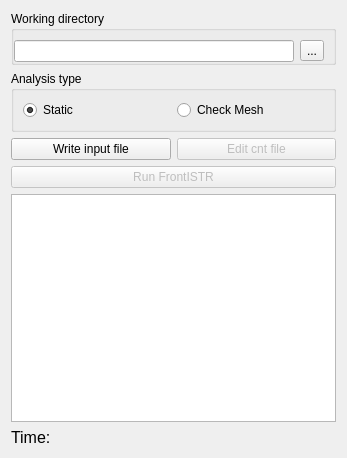
Old version of the form Resources/SolverFrontISTR.ui in the repository FrontISTR/FEM_FrontISTR.
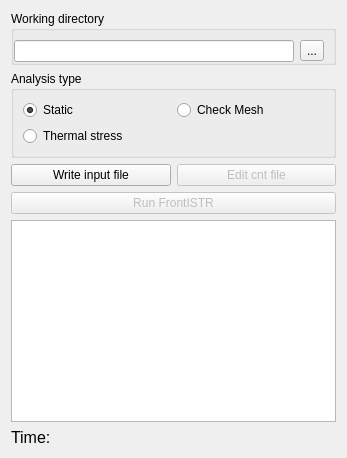
New version of the form. Custom widgets are drawn as their Qt base class.

What changed in the file:
```diff
--- a/Resources/SolverFrontISTR.ui
+++ b/Resources/SolverFrontISTR.ui
@@ -78,6 +78,13 @@
         </property>
        </widget>
       </item>
+      <item row="1" column="0">
+       <widget class="Gui::PrefRadioButton" name="rb_thermomech_analysis">
+        <property name="text">
+         <string>Thermal stress</string>
+        </property>
+       </widget>
+      </item>
      </layout>
     </widget>
    </item>
```
